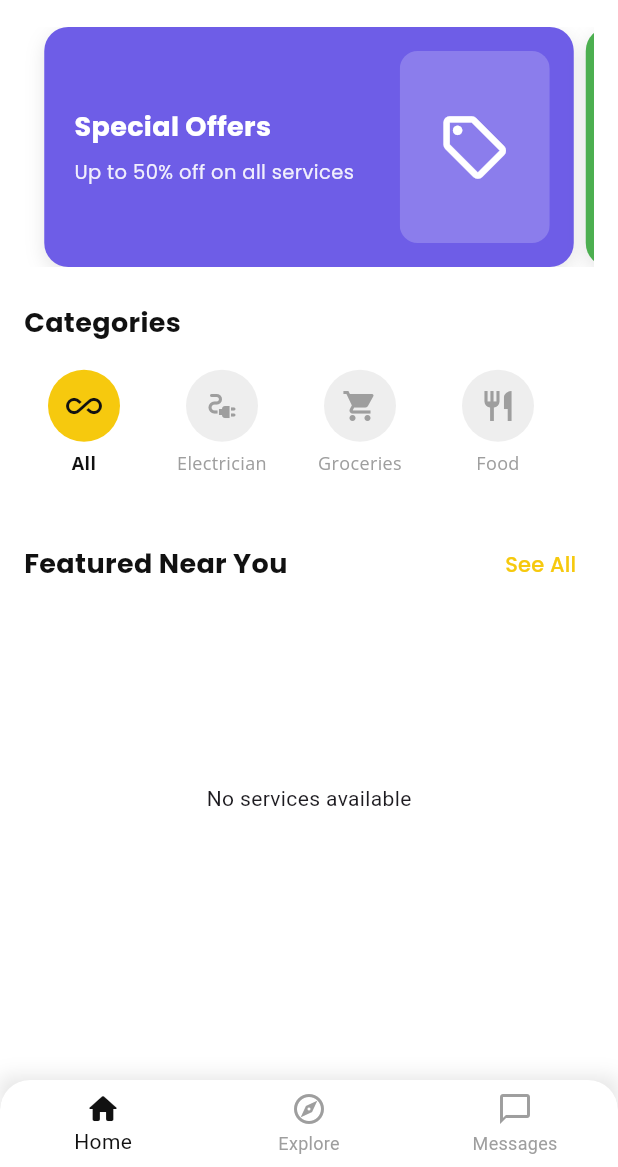
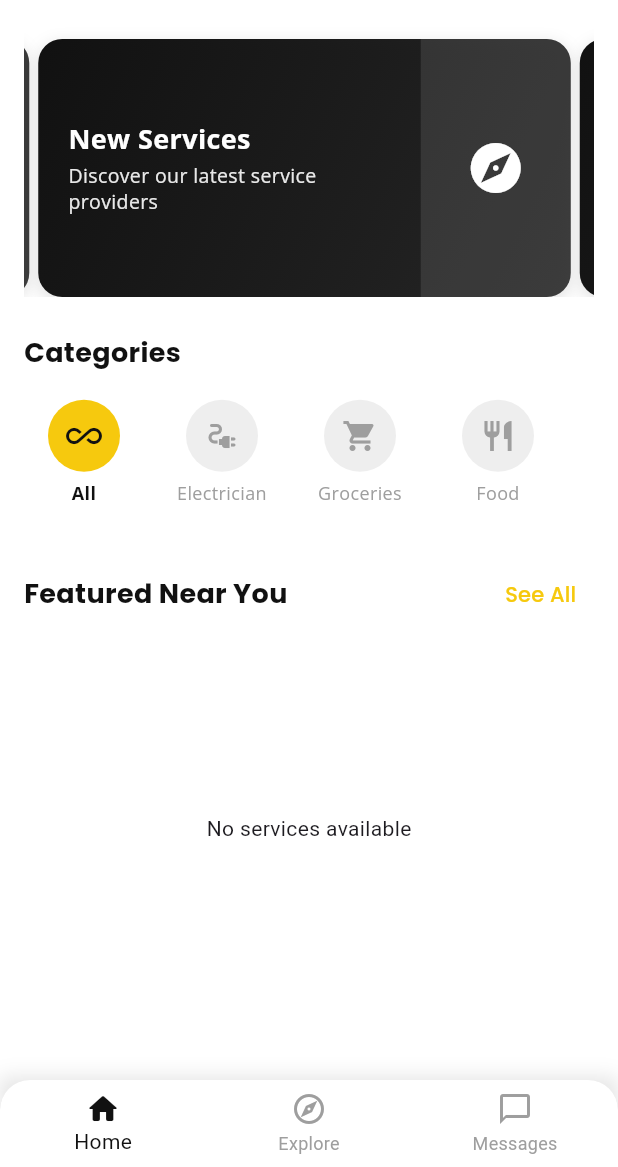
Before and after one commit to sparth292/loca-buzz, a Flutter app: the screen it shows once a user with an empty profile is signed in, after a tap on "All", on a phone screen of 412 x 824 dp, the part 69-1236 px from its top. Run offline on Flutter 3.47's test engine with Material 3 defaults, Android fonts, the phone set to English and light mode, and no system bars; our stand-ins replace flutter_svg, google_fonts, image_picker, location, shared_preferences, supabase_flutter; accounts and stored records are empty.

Commit message:
Recent changes

```diff
--- a/lib/screens/home_page.dart
+++ b/lib/screens/home_page.dart
@@ -1,3 +1,4 @@
+import 'dart:async';
 import 'package:flutter/material.dart';
 import 'package:google_fonts/google_fonts.dart';
 import 'package:url_launcher/url_launcher.dart';
@@ -70,23 +71,42 @@ class _HomePageState extends State<HomePage> {
       'title': 'Special Offers',
       'subtitle': 'Up to 50% off on all services',
       'icon': Icons.local_offer_outlined,
-      'backgroundColor': const Color(0xFF6E5DE7),
+      'backgroundColor': BeeColors.beeBlack,
+      'textColor': Colors.white,
     },
     {
       'title': 'New Services',
       'subtitle': 'Discover our latest service providers',
       'icon': Icons.explore,
-      'backgroundColor': const Color(0xFF4CAF50),
+      'backgroundColor': BeeColors.beeBlack,
+      'textColor': Colors.white,
     },
     {
       'title': 'Top Rated',
       'subtitle': 'Check out our highest rated professionals',
       'icon': Icons.star_border,
-      'backgroundColor': const Color(0xFFFF9800),
+      'backgroundColor': BeeColors.beeBlack,
+      'textColor': Colors.white,
+    },
+    {
+      'title': '24/7 Support',
+      'subtitle': 'We\'re here to help you anytime',
+      'icon': Icons.support_agent,
+      'backgroundColor': BeeColors.beeBlack,
+      'textColor': Colors.white,
+    },
+    {
+      'title': 'Premium Services',
+      'subtitle': 'Exclusive services for our valued customers',
+      'icon': Icons.workspace_premium,
+      'backgroundColor': BeeColors.beeBlack,
+      'textColor': Colors.white,
     },
   ];
 
-  final PageController _carouselController = PageController(viewportFraction: 0.95);
+  late final PageController _carouselController;
+  Timer? _timer;
+  int _currentPage = 0;
 
   List<Map<String, dynamic>> _featuredBusinesses = [];
   bool _isLoading = true;
@@ -96,6 +116,31 @@ class _HomePageState extends State<HomePage> {
   void initState() {
     super.initState();
     _loadFeaturedServices();
+    _carouselController = PageController(
+      viewportFraction: 0.95,
+      initialPage: 1000, // Start at a high number for infinite scroll
+    );
+    WidgetsBinding.instance.addPostFrameCallback((_) {
+      _startAutoScroll();
+    });
+  }
+
+  @override
+  void dispose() {
+    _timer?.cancel();
+    _carouselController.dispose();
+    super.dispose();
+  }
+
+  void _startAutoScroll() {
+    _timer = Timer.periodic(const Duration(seconds: 5), (timer) {
+      if (_carouselController.hasClients) {
+        _carouselController.nextPage(
+          duration: const Duration(milliseconds: 500),
+          curve: Curves.easeInOut,
+        );
+      }
+    });
   }
 
   Future<void> _loadFeaturedServices({String? category}) async {
@@ -190,68 +235,103 @@ class _HomePageState extends State<HomePage> {
             child: Column(
               crossAxisAlignment: CrossAxisAlignment.start,
               children: [
-                // Carousel with PageView
+                // Carousel
                 SizedBox(
-                  height: 160,
-                  child: Stack(
-                    children: [
-                      PageView.builder(
+                  height: 180,
+                  child: PageView.builder(
                     controller: _carouselController,
-                        itemCount: _carouselItems.length,
+                    onPageChanged: (index) {
+                      setState(() {
+                        _currentPage = index % _carouselItems.length;
+                      });
+                    },
+                    itemCount: null, // Infinite items
                     itemBuilder: (context, index) {
-                          final item = _carouselItems[index];
+                      final itemIndex = index % _carouselItems.length;
+                      final item = _carouselItems[itemIndex];
                       return Container(
-                            margin: const EdgeInsets.symmetric(horizontal: 4),
+                        margin: const EdgeInsets.only(left: 0, right: 6, top: 8, bottom: 0),
+                        child: Container(
                           decoration: BoxDecoration(
                             color: item['backgroundColor'],
                             borderRadius: BorderRadius.circular(16),
+                            gradient: LinearGradient(
+                              begin: Alignment.topLeft,
+                              end: Alignment.bottomRight,
+                              colors: [
+                                item['backgroundColor'],
+                                item['backgroundColor'].withOpacity(0.9),
+                              ],
+                            ),
                             boxShadow: [
                               BoxShadow(
                                 color: Colors.black.withOpacity(0.1),
-                                  blurRadius: 10,
-                                  offset: const Offset(0, 4),
+                                blurRadius: 8,
+                                offset: const Offset(0, 3),
+                                spreadRadius: 0.5,
                               ),
                             ],
                           ),
                           child: Stack(
                             children: [
                               Positioned(
-                                  right: 16,
-                                  top: 16,
-                                  bottom: 16,
+                                right: 0,
+                                top: 0,
+                                bottom: 0,
                                 width: 100,
-                                  child: ClipRRect(
-                                    borderRadius: BorderRadius.circular(12),
                                 child: Container(
-                                      color: Colors.white.withOpacity(0.2),
+                                  decoration: BoxDecoration(
+                                    color: item['textColor'] == Colors.white
+                                        ? Colors.white.withOpacity(0.1)
+                                        : BeeColors.beeBlack.withOpacity(0.1),
+                                    borderRadius: const BorderRadius.only(
+                                      topRight: Radius.circular(16),
+                                      bottomRight: Radius.circular(16),
+                                    ),
+                                  ),
                                   child: Icon(
                                     item['icon'],
-                                        size: 50,
-                                        color: Colors.white,
+                                    size: 40,
+                                    color: item['textColor'] == Colors.white
+                                        ? Colors.white
+                                        : BeeColors.beeBlack,
                                   ),
                                 ),
                               ),
+                              Positioned(
+                                left: 20,
+                                top: 0,
+                                bottom: 0,
+                                right: 120, // Leave space for the icon
+                                child: Column(
+                                  mainAxisAlignment: MainAxisAlignment.center,
+                                  crossAxisAlignment: CrossAxisAlignment.start,
+                                  children: [
+                                    Flexible(
+                                      child: Text(
+                                        item['title'],
+                                        style: GoogleFonts.openSans(
+                                          color: item['textColor'],
+                                          fontSize: 18,
+                                          fontWeight: FontWeight.w700,
+                                          height: 1.2,
                                         ),
-                                Padding(
-                                  padding: const EdgeInsets.all(20.0),
-                                  child: Column(
-                                    crossAxisAlignment: CrossAxisAlignment.start,
-                                    mainAxisAlignment: MainAxisAlignment.center,
-                                    children: [
-                                      Text(
-                                        item['title'],
-                                        style: GoogleFonts.poppins(
-                                          color: Colors.white,
-                                          fontSize: 18,
-                                          fontWeight: FontWeight.bold,
+                                        maxLines: 2,
+                                        overflow: TextOverflow.ellipsis,
                                       ),
                                     ),
-                                      const SizedBox(height: 8),
-                                      Text(
+                                    const SizedBox(height: 6),
+                                    Flexible(
+                                      child: Text(
                                         item['subtitle'],
-                                        style: GoogleFonts.poppins(
-                                          color: Colors.white.withOpacity(0.9),
+                                        style: GoogleFonts.openSans(
+                                          color: item['textColor'].withOpacity(0.9),
                                           fontSize: 13,
+                                          height: 1.3,
+                                          fontWeight: FontWeight.w400,
+                                        ),
+                                        maxLines: 2,
+                                        overflow: TextOverflow.ellipsis,
                                       ),
                                     ),
                                   ],
@@ -259,11 +339,9 @@ class _HomePageState extends State<HomePage> {
                               ),
                             ],
                           ),
+                        ),
                       );
                     },
-                      ),
-                      // Removed page indicator dots as requested
-                    ],
                   ),
                 ),
                 const SizedBox(height: 24),
```
Lines whose indentation alone changed are shown as unchanged.
